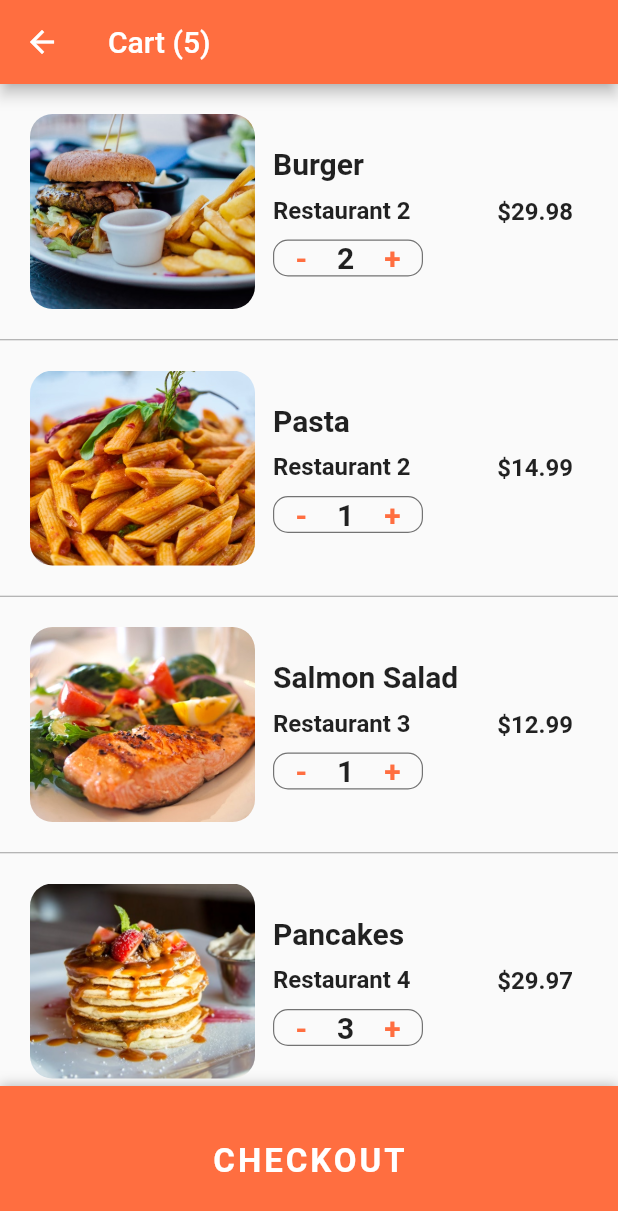
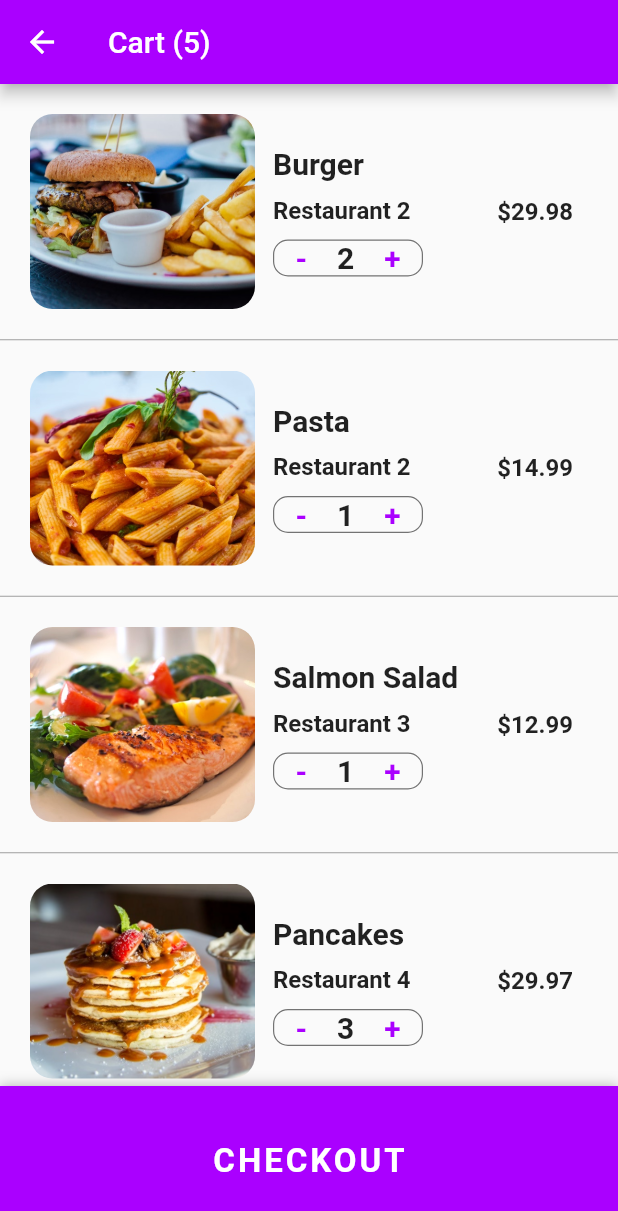
Before and after one commit to alexandrecyano/Food-Delivery-App-UI, a Flutter app: the screen it shows after launch, after a tap on an icon or button, on a phone screen of 412 x 824 dp. Shown: the top 1211 px of the screen. Run offline on Flutter 3.47's test engine with Material 2 defaults, Android fonts, the phone set to English and light mode, and no system bars.

Commit message:
changed the primary color

```diff
--- a/lib/main.dart
+++ b/lib/main.dart
@@ -14,7 +14,7 @@ class MyApp extends StatelessWidget {
       debugShowCheckedModeBanner: false,
       theme: ThemeData(
         scaffoldBackgroundColor: Colors.grey[50],
-        primaryColor: Colors.deepOrangeAccent,
+        primaryColor: Colors.purpleAccent.shade700,
       ),
       home: HomeScreen(),
     );
--- a/lib/screens/cart_screen.dart
+++ b/lib/screens/cart_screen.dart
@@ -175,7 +175,7 @@ class _CartScreenState extends State<CartScreen> {
                     )
                   ],
                 ),
-                SizedBox(height: 10.0),
+                SizedBox(height: 80.0),
               ],
             ),
           );
```
